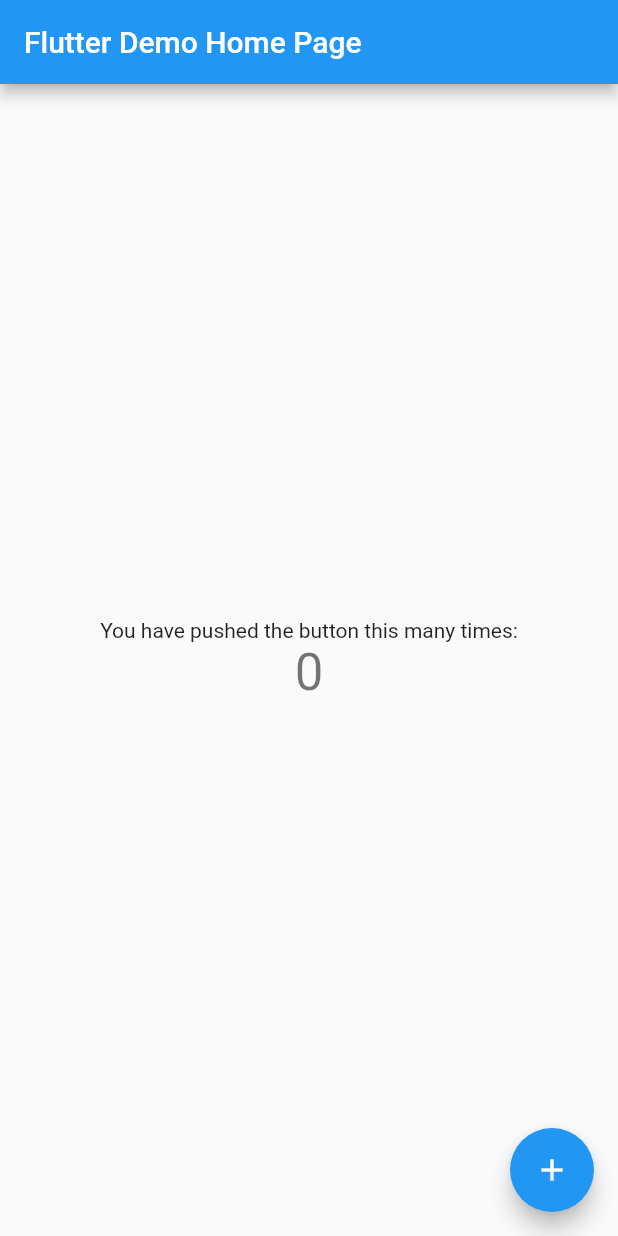
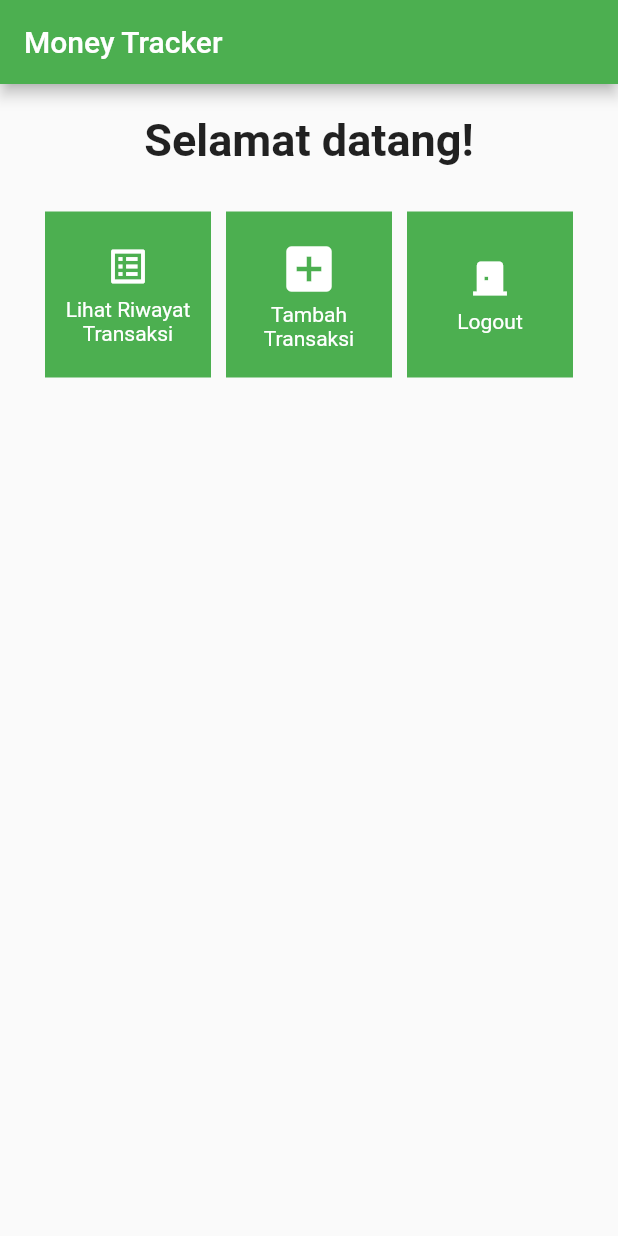
Before and after one commit to rapiwata/Tutorial-6, a Flutter app: the screen it shows after launch, on a phone screen of 412 x 824 dp. Run offline on Flutter 3.47's test engine with Material 2 defaults, Android fonts, the phone set to English and light mode, and no system bars.

Commit message:
mengumpulkan tutorial 6

```diff
--- a/moneytracker/lib/main.dart
+++ b/moneytracker/lib/main.dart
@@ -1,4 +1,5 @@
 import 'package:flutter/material.dart';
+import 'package:moneytracker/menu.dart';
 
 void main() {
   runApp(const MyApp());
@@ -22,94 +23,9 @@ class MyApp extends StatelessWidget {
         // or simply save your changes to "hot reload" in a Flutter IDE).
         // Notice that the counter didn't reset back to zero; the application
         // is not restarted.
-        primarySwatch: Colors.blue,
+        primarySwatch: Colors.green,
       ),
-      home: const MyHomePage(title: 'Flutter Demo Home Page'),
+      home: const MyHomePage()
     );
   }
 }
-
-class MyHomePage extends StatefulWidget {
-  const MyHomePage({super.key, required this.title});
-
-  // This widget is the home page of your application. It is stateful, meaning
-  // that it has a State object (defined below) that contains fields that affect
-  // how it looks.
-
-  // This class is the configuration for the state. It holds the values (in this
-  // case the title) provided by the parent (in this case the App widget) and
-  // used by the build method of the State. Fields in a Widget subclass are
-  // always marked "final".
-
-  final String title;
-
-  @override
-  State<MyHomePage> createState() => _MyHomePageState();
-}
-
-class _MyHomePageState extends State<MyHomePage> {
-  int _counter = 0;
-
-  void _incrementCounter() {
-    setState(() {
-      // This call to setState tells the Flutter framework that something has
-      // changed in this State, which causes it to rerun the build method below
-      // so that the display can reflect the updated values. If we changed
-      // _counter without calling setState(), then the build method would not be
-      // called again, and so nothing would appear to happen.
-      _counter++;
-    });
-  }
-
-  @override
-  Widget build(BuildContext context) {
-    // This method is rerun every time setState is called, for instance as done
-    // by the _incrementCounter method above.
-    //
-    // The Flutter framework has been optimized to make rerunning build methods
-    // fast, so that you can just rebuild anything that needs updating rather
-    // than having to individually change instances of widgets.
-    return Scaffold(
-      appBar: AppBar(
-        // Here we take the value from the MyHomePage object that was created by
-        // the App.build method, and use it to set our appbar title.
-        title: Text(widget.title),
-      ),
-      body: Center(
-        // Center is a layout widget. It takes a single child and positions it
-        // in the middle of the parent.
-        child: Column(
-          // Column is also a layout widget. It takes a list of children and
-          // arranges them vertically. By default, it sizes itself to fit its
-          // children horizontally, and tries to be as tall as its parent.
-          //
-          // Invoke "debug painting" (press "p" in the console, choose the
-          // "Toggle Debug Paint" action from the Flutter Inspector in Android
-          // Studio, or the "Toggle Debug Paint" command in Visual Studio Code)
-          // to see the wireframe for each widget.
-          //
-          // Column has various properties to control how it sizes itself and
-          // how it positions its children. Here we use mainAxisAlignment to
-          // center the children vertically; the main axis here is the vertical
-          // axis because Columns are vertical (the cross axis would be
-          // horizontal).
-          mainAxisAlignment: MainAxisAlignment.center,
-          children: <Widget>[
-            const Text(
-              'You have pushed the button this many times:',
-            ),
-            Text(
-              '$_counter',
-              style: Theme.of(context).textTheme.headlineMedium,
-            ),
-          ],
-        ),
-      ),
-      floatingActionButton: FloatingActionButton(
-        onPressed: _incrementCounter,
-        tooltip: 'Increment',
-        child: const Icon(Icons.add),
-      ), // This trailing comma makes auto-formatting nicer for build methods.
-    );
-  }
-}
--- /dev/null
+++ b/moneytracker/lib/menu.dart
@@ -0,0 +1,188 @@
+import 'package:flutter/material.dart';
+
+class MyHomePage extends StatefulWidget {
+  const MyHomePage({Key? key}) : super(key: key);
+
+  // This widget is the home page of your application. It is stateful, meaning
+  // that it has a State object (defined below) that contains fields that affect
+  // how it looks.
+
+  // This class is the configuration for the state. It holds the values (in this
+  // case the title) provided by the parent (in this case the App widget) and
+  // used by the build method of the State. Fields in a Widget subclass are
+  // always marked "final".
+
+  @override
+  State<MyHomePage> createState() => _MyHomePageState();
+}
+
+class _MyHomePageState extends State<MyHomePage> {
+  int _counter = 0;
+
+  void _incrementCounter() {
+    setState(() {
+      // This call to setState tells the Flutter framework that something has
+      // changed in this State, which causes it to rerun the build method below
+      // so that the display can reflect the updated values. If we changed
+      // _counter without calling setState(), then the build method would not be
+      // called again, and so nothing would appear to happen.
+      _counter++;
+    });
+  }
+
+  @override
+  Widget build(BuildContext context) {
+    // This method is rerun every time setState is called, for instance as done
+    // by the _incrementCounter method above.
+    //
+    // The Flutter framework has been optimized to make rerunning build methods
+    // fast, so that you can just rebuild anything that needs updating rather
+    // than having to individually change instances of widgets.
+    return Scaffold(
+      appBar: AppBar(
+        // Set title aplikasi menjadi Money Tracker
+        title: const Text(
+          'Money Tracker',
+        ),
+      ),
+      body: SingleChildScrollView(
+        // Widget wrapper yang dapat discroll
+        child: Padding(
+          padding: const EdgeInsets.all(10.0), // Set padding dari halaman
+          child: Column(
+            // Widget untuk menampilkan children secara vertikal
+            children: <Widget>[
+              const Padding(
+                padding: EdgeInsets.only(top: 10.0, bottom: 10.0),
+                // Widget Text untuk menampilkan tulisan dengan alignment center dan style yang sesuai
+                child: Text(
+                  'Selamat datang!',
+                  textAlign: TextAlign.center,
+                  style: TextStyle(
+                    fontSize: 30,
+                    fontWeight: FontWeight.bold,
+                  ),
+                ),
+              ),
+              // Grid layout
+              GridView.count(
+                primary: true,
+                padding: const EdgeInsets.all(20),
+                crossAxisSpacing: 10,
+                mainAxisSpacing: 10,
+                crossAxisCount: 3,
+                shrinkWrap: true,
+                children: <Widget>[
+                  Material(
+                    color: Colors.green,
+                    child: InkWell(
+                      // Area responsive terhadap sentuhan
+                      onTap: () {
+                        // Memunculkan SnackBar ketika diklik
+                        ScaffoldMessenger.of(context)
+                          ..hideCurrentSnackBar()
+                          ..showSnackBar(const SnackBar(
+                              content: Text(
+                                  "Kamu telah menekan tombol Lihat Riwayat Transaksi!")));
+                      },
+                      child: Container(
+                        // Container untuk menyimpan Icon dan Text
+                        padding: const EdgeInsets.all(8),
+                        child: Center(
+                          child: Column(
+                            mainAxisAlignment: MainAxisAlignment.center,
+                            children: const [
+                              Icon(
+                                Icons.list_alt,
+                                color: Colors.white,
+                                size: 30.0,
+                              ),
+                              Padding(padding: EdgeInsets.all(3)),
+                              Text(
+                                "Lihat Riwayat Transaksi",
+                                textAlign: TextAlign.center,
+                                style: TextStyle(color: Colors.white),
+                              ),
+                            ],
+                          ),
+                        ),
+                      ),
+                    ),
+                  ),
+                  Material(
+                    color: Colors.green,
+                    child: InkWell(
+                      onTap: () {
+                        ScaffoldMessenger.of(context)
+                          ..hideCurrentSnackBar()
+                          ..showSnackBar(const SnackBar(
+                              content: Text(
+                                  "Kamu telah menekan tombol Tambah Transaksi!")));
+                      },
+                      child: Container(
+                        padding: const EdgeInsets.all(8),
+                        child: Center(
+                          child: Column(
+                            mainAxisAlignment: MainAxisAlignment.center,
+                            children: const [
+                              Icon(
+                                Icons.add_box,
+                                color: Colors.white,
+                                size: 40.0,
+                              ),
+                              Padding(padding: EdgeInsets.all(1)),
+                              Text(
+                                "Tambah Transaksi",
+                                textAlign: TextAlign.center,
+                                style: TextStyle(color: Colors.white),
+                              ),
+                            ],
+                          ),
+                        ),
+                      ),
+                    ),
+                  ),
+                  Material(
+                    color: Colors.green,
+                    child: InkWell(
+                      onTap: () {
+                        ScaffoldMessenger.of(context)
+                          ..hideCurrentSnackBar()
+                          ..showSnackBar(const SnackBar(
+                              content:
+                                  Text("Kamu telah menekan tombol Logout!")));
+                      },
+                      child: Container(
+                        padding: const EdgeInsets.all(8),
+                        child: Center(
+                          child: Column(
+                            mainAxisAlignment: MainAxisAlignment.center,
+                            children: const [
+                              Icon(
+                                // Kamu juga dapat mengggunakan icon lainnya
+                                // seperti Icons.logout
+                                Icons.door_back_door,
+                                color: Colors.white,
+                                size: 30.0,
+                              ),
+                              Padding(padding: EdgeInsets.all(3)),
+                              Text(
+                                "Logout",
+                                textAlign: TextAlign.center,
+                                style: TextStyle(color: Colors.white),
+                              ),
+                            ],
+                          ),
+                        ),
+                      ),
+                    ),
+                  ),
+                ],
+              ),
+            ],
+          ),
+        ),
+      ),
+    );
+  }
+}
```
